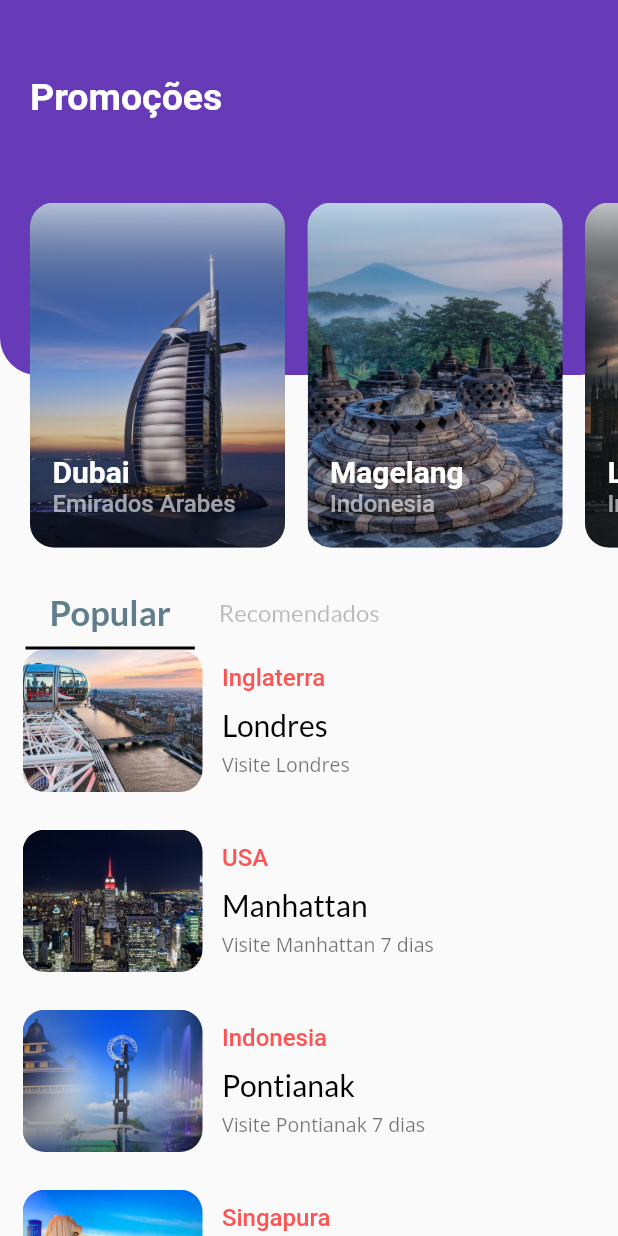
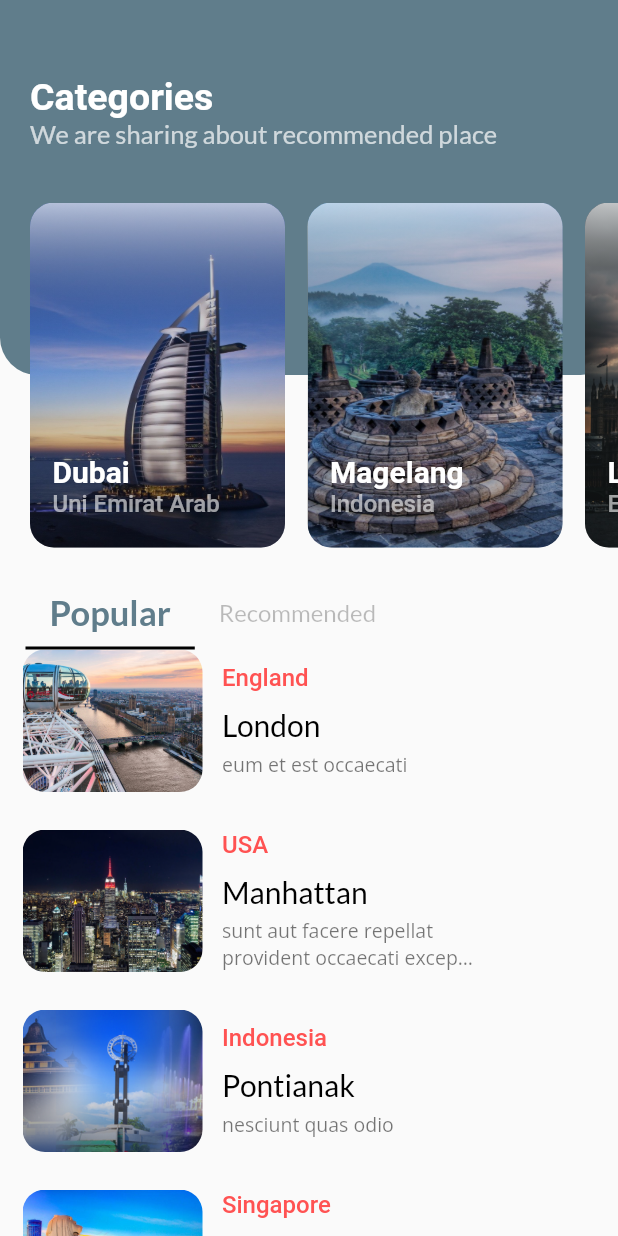
Before and after one commit to arthu-dev/TravelHigh, a Flutter app: the screen it shows after launch, on a phone screen of 412 x 824 dp. Run offline on Flutter 3.47's test engine with Material 2 defaults, Android fonts, the light colour scheme and no system bars; our stand-ins replace google_fonts; Roboto replaces fonts that are missing (Arvo).

Commit message:
Recomeçando

```diff
--- /dev/null
+++ b/lib/destination.dart
@@ -0,0 +1,99 @@
+class Destinations {
+  final int id;
+  final String name;
+  final String country;
+  final String urlimage;
+  final String title;
+  final String description;
+
+  Destinations(
+      {this.id,
+      this.name,
+      this.country,
+      this.urlimage,
+      this.title,
+      this.description});
+}
+
+List<Destinations> dummyVerticalImage = [
+  Destinations(
+    id: 1,
+    name: "Dubai",
+    country: "Uni Emirat Arab",
+    urlimage: "images/dubaivertical.jpg",
+    title:
+        "sunt aut facere repellat provident occaecati excepturi optio reprehenderit",
+    description:
+        "quia et suscipit\nsuscipit recusandae consequuntur expedita et cum\nreprehenderit molestiae ut ut quas totam\nnostrum rerum est autem sunt rem eveniet architecto",
+  ),
+  Destinations(
+    id: 2,
+    name: "Magelang",
+    country: "Indonesia",
+    urlimage: "images/indonesiavertical.jpg",
+    title: "ea molestias quasi exercitationem repellat qui ipsa sit aut",
+    description:
+        "est rerum tempore vitae\nsequi sint nihil reprehenderit dolor beatae ea dolores neque\nfugiat blanditiis voluptate porro vel nihil molestiae ut reiciendis\nqui aperiam non debitis possimus qui neque nisi nulla",
+  ),
+  Destinations(
+    id: 3,
+    name: "London",
+    country: "England",
+    urlimage: "images/londonvertical.jpg",
+    title: "ea molestias quasi exercitationem repellat qui ipsa sit au",
+    description:
+        "et iusto sed quo iure\nvoluptatem occaecati omnis eligendi aut ad\nvoluptatem doloribus vel accusantium quis pariatur\nmolestiae porro eius odio et labore et velit aut",
+  ),
+  Destinations(
+    id: 4,
+    name: "Long Angeles",
+    country: "USA",
+    urlimage: "images/losangelesvertical.png",
+    title: "eum et est occaecati",
+    description:
+        "ullam et saepe reiciendis voluptatem adipisci\nsit amet autem assumenda provident rerum culpa\nquis hic commodi nesciunt rem tenetur doloremque ipsam iure\nquis sunt voluptatem rerum illo velit",
+  ),
+  Destinations(
+    id: 5,
+    name: "Kuala Lumpur",
+    country: "Malaysia",
+    urlimage: "images/malaysiavertical.jpg",
+    title: "nesciunt quas odio",
+    description:
+        "repudiandae veniam quaerat sunt sed\nalias aut fugiat sit autem sed est\nvoluptatem omnis possimus esse voluptatibus quis\nest aut tenetur dolor neque",
+  ),
+];
+
+List<Destinations> dummyPopularDestination = [
+  Destinations(
+      id: 1,
+      name: "London",
+      country: "England",
+      urlimage: "images/london.jpg",
+      description: "eum et est occaecati"),
+  Destinations(
+      id: 2,
+      name: "Manhattan",
+      country: "USA",
+      urlimage: "images/manhattan.jpg",
+      description:
+          "sunt aut facere repellat provident occaecati excepturi optio reprehenderit"),
+  Destinations(
+      id: 3,
+      name: "Pontianak",
+      country: "Indonesia",
+      urlimage: "images/pontianak.png",
+      description: "nesciunt quas odio"),
+  Destinations(
+      id: 4,
+      name: "Merlion Park",
+      country: "Singapore",
+      urlimage: "images/singapore.jpg",
+      description: "dolorem eum magni eos aperiam quia"),
+  Destinations(
+      id: 5,
+      name: "Tokyo",
+      country: "Japan",
+      urlimage: "images/tokyo.jpg",
+      description: "magnam facilis autem"),
+];
--- a/lib/destino.dart
+++ /dev/null
@@ -1,99 +0,0 @@
-class Destinations {
-  final int id;
-  final String name;
-  final String country;
-  final String urlimage;
-  final String title;
-  final String description;
-
-  Destinations(
-      {this.id,
-        this.name,
-        this.country,
-        this.urlimage,
-        this.title,
-        this.description});
-}
-
-List<Destinations> dummyVerticalImage = [
-  Destinations(
-    id: 1,
-    name: "Dubai",
-    country: "Emirados Arabes",
-    urlimage: "images/dubaivertical.jpg",
-    title:
-    "Dubai",
-    description:
-    "Visite Dubai",
-  ),
-  Destinations(
-    id: 2,
-    name: "Magelang",
-    country: "Indonesia",
-    urlimage: "images/indonesiavertical.jpg",
-    title: "Indonesia",
-    description:
-    "Visite a Indonésia",
-  ),
-  Destinations(
-    id: 3,
-    name: "Londres",
-    country: "Inglaterra",
-    urlimage: "images/londonvertical.jpg",
-    title: "Inglaterra",
-    description:
-    "Visite Londres",
-  ),
-  Destinations(
-    id: 4,
-    name: "Los Angeles",
-    country: "USA",
-    urlimage: "images/losangelesvertical.png",
-    title: "eum et est occaecati",
-    description:
-    "Visite Los Angeles",
-  ),
-  Destinations(
-    id: 5,
-    name: "Kuala Lumpur",
-    country: "Malaysia",
-    urlimage: "images/malaysiavertical.jpg",
-    title: "1500,00",
-    description:
-    "Visite a Malasya",
-  ),
-];
-
-List<Destinations> dummyPopularDestination = [
-  Destinations(
-      id: 1,
-      name: "Londres",
-      country: "Inglaterra",
-      urlimage: "images/london.jpg",
-      description: "Visite Londres"),
-  Destinations(
-      id: 2,
-      name: "Manhattan",
-      country: "USA",
-      urlimage: "images/manhattan.jpg",
-      description:
-      "Visite Manhattan 7 dias"),
-  Destinations(
-      id: 3,
-      name: "Pontianak",
-      country: "Indonesia",
-      urlimage: "images/pontianak.png",
-      description: "Visite Pontianak 7 dias"),
-  Destinations(
-      id: 4,
-      name: "Merlion Park",
-      country: "Singapura",
-      urlimage: "images/singapore.jpg",
-      description: "Visite Singapura 7 dias"),
-  Destinations(
-      id: 5,
-      name: "Tokyo",
-      country: "Japão",
-      urlimage: "images/tokyo.jpg",
-      description: "Visite Tokyo 7 dias"),
-];
--- a/lib/main.dart
+++ b/lib/main.dart
@@ -1,8 +1,6 @@
 import 'package:flutter/material.dart';
 import 'package:google_fonts/google_fonts.dart';
-
-import 'destino.dart';
-
+import 'package:travel5/destination.dart';
 
 void main() => runApp(MyApp());
 
@@ -10,7 +8,7 @@ class MyApp extends StatelessWidget {
   @override
   Widget build(BuildContext context) {
     return MaterialApp(
-      title: "TravelHigh ",
+      title: "Travel App",
       debugShowCheckedModeBanner: false,
       theme: ThemeData(primarySwatch: Colors.grey),
       home: MyHomePage(),
@@ -45,7 +43,7 @@ class _MyHomePageState extends State<MyHomePage>
                 height: 250.0,
                 padding: EdgeInsets.only(left: 20),
                 decoration: BoxDecoration(
-                      color: Colors.deepPurple,
+                  color: Colors.blueGrey,
                   borderRadius: BorderRadius.only(
                     bottomLeft: Radius.circular(25),
                     bottomRight: Radius.circular(25),
@@ -56,7 +54,7 @@ class _MyHomePageState extends State<MyHomePage>
                   children: <Widget>[
                     SizedBox(height: 50),
                     Text(
-                          "Promoções",
+                      "Categories",
                       style: GoogleFonts.arvo(
                         fontSize: 25,
                         fontWeight: FontWeight.bold,
@@ -66,7 +64,7 @@ class _MyHomePageState extends State<MyHomePage>
                       ),
                     ),
                     Text(
-                          "",
+                      "We are sharing about recommended place",
                       style: GoogleFonts.lato(
                         textStyle: TextStyle(
                           color: Colors.white70,
@@ -106,7 +104,7 @@ class _MyHomePageState extends State<MyHomePage>
               isScrollable: true,
               tabs: <Widget>[
                 Tab(text: "Popular"),
-                    Tab(text: "Recomendados"),
+                Tab(text: "Recommended"),
               ],
             ),
           ),
@@ -118,7 +116,7 @@ class _MyHomePageState extends State<MyHomePage>
               children: <Widget>[
                 ListPopular(),
                 ListPopular(),
-                    //pode fazer 2 ou mais de 2 listas de widgets
+                //!you can make 2  or more than 2 widget list ^^
               ],
             ),
           )
--- a/pubspec.yaml
+++ b/pubspec.yaml
@@ -1,4 +1,4 @@
-name: travel
+name: travel5
 description: A new Flutter project.
 
 # The following defines the version and build number for your application.
@@ -44,7 +44,7 @@ flutter:
   # To add assets to your application, add an assets section, like this:
   # assets:
   assets:
-    - images/
+  - images/
   #   - images/a_dot_burr.jpeg
   #   - images/a_dot_ham.jpeg
 
```
Also changed, not shown: pubspec.lock, 21 other files. Lines whose indentation alone changed are shown as unchanged.
